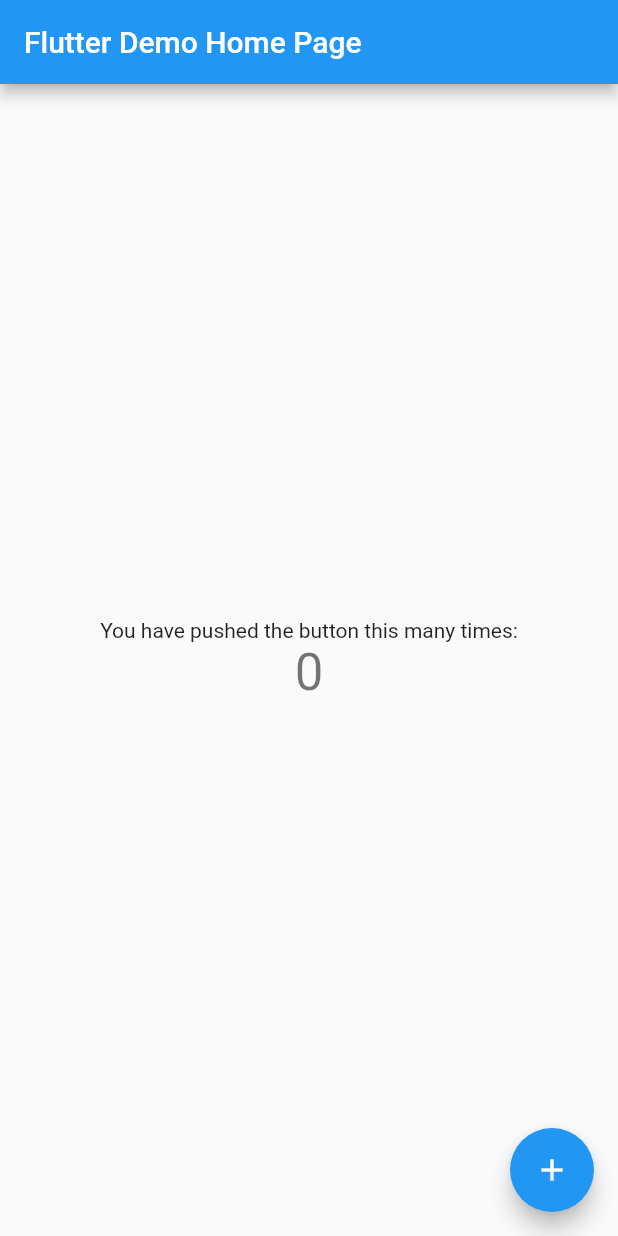
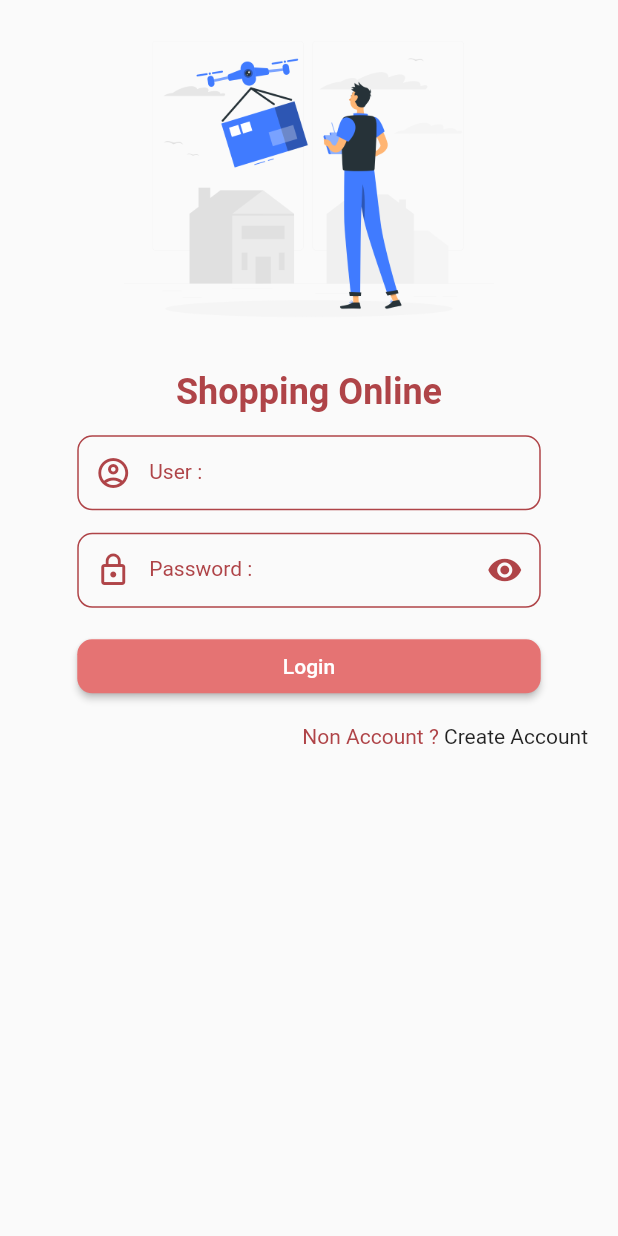
Before and after one commit to sabala1/shoppingOnline, a Flutter app: the screen it shows after launch, on a phone screen of 412 x 824 dp. Run offline on Flutter 3.47's test engine with Material 2 defaults, Android fonts, the light colour scheme and no system bars.

Commit message:
UI login

```diff
--- a/lib/main.dart
+++ b/lib/main.dart
@@ -1,115 +1,35 @@
 import 'package:flutter/material.dart';
+import 'package:shoppingonline/universes/constant.dart';
+import 'package:shoppingonline/pages/authen.dart';
+import 'package:shoppingonline/pages/buyer_ser.dart';
+import 'package:shoppingonline/pages/create_acc.dart';
+import 'package:shoppingonline/pages/rider_ser.dart';
+import 'package:shoppingonline/pages/seler_ser.dart';
 
-void main() {
-  runApp(const MyApp());
+
+final Map<String, WidgetBuilder> map = {
+  '/authen':(contex) => const Authen(),
+  '/createAccount':(context) => const CreateAccount(),
+  '/buyerService':(context) => const BuyerService(),
+  '/selerService':(context) => const SelerService(),
+  '/riderService':(context) => const RiderService(),
+};
+
+String? initalRoute;
+
+void main(){
+  initalRoute = Constant.routeAuthen;
+  runApp(MyApp());
 }
+class MyApp extends StatelessWidget {
+  const MyApp({ Key? key }) : super(key: key);
 
-class MyApp extends StatelessWidget {
-  const MyApp({Key? key}) : super(key: key);
-
-  // This widget is the root of your application.
   @override
   Widget build(BuildContext context) {
     return MaterialApp(
-      title: 'Flutter Demo',
-      theme: ThemeData(
-        // This is the theme of your application.
-        //
-        // Try running your application with "flutter run". You'll see the
-        // application has a blue toolbar. Then, without quitting the app, try
-        // changing the primarySwatch below to Colors.green and then invoke
-        // "hot reload" (press "r" in the console where you ran "flutter run",
-        // or simply save your changes to "hot reload" in a Flutter IDE).
-        // Notice that the counter didn't reset back to zero; the application
-        // is not restarted.
-        primarySwatch: Colors.blue,
-      ),
-      home: const MyHomePage(title: 'Flutter Demo Home Page'),
+      title: Constant.appName,
+      routes: map,
+      initialRoute: initalRoute,
     );
   }
 }
-
-class MyHomePage extends StatefulWidget {
-  const MyHomePage({Key? key, required this.title}) : super(key: key);
-
-  // This widget is the home page of your application. It is stateful, meaning
-  // that it has a State object (defined below) that contains fields that affect
-  // how it looks.
-
-  // This class is the configuration for the state. It holds the values (in this
-  // case the title) provided by the parent (in this case the App widget) and
-  // used by the build method of the State. Fields in a Widget subclass are
-  // always marked "final".
-
-  final String title;
-
-  @override
-  State<MyHomePage> createState() => _MyHomePageState();
-}
-
-class _MyHomePageState extends State<MyHomePage> {
-  int _counter = 0;
-
-  void _incrementCounter() {
-    setState(() {
-      // This call to setState tells the Flutter framework that something has
-      // changed in this State, which causes it to rerun the build method below
-      // so that the display can reflect the updated values. If we changed
-      // _counter without calling setState(), then the build method would not be
-      // called again, and so nothing would appear to happen.
-      _counter++;
-    });
-  }
-
-  @override
-  Widget build(BuildContext context) {
-    // This method is rerun every time setState is called, for instance as done
-    // by the _incrementCounter method above.
-    //
-    // The Flutter framework has been optimized to make rerunning build methods
-    // fast, so that you can just rebuild anything that needs updating rather
-    // than having to individually change instances of widgets.
-    return Scaffold(
-      appBar: AppBar(
-        // Here we take the value from the MyHomePage object that was created by
-        // the App.build method, and use it to set our appbar title.
-        title: Text(widget.title),
-      ),
-      body: Center(
-        // Center is a layout widget. It takes a single child and positions it
-        // in the middle of the parent.
-        child: Column(
-          // Column is also a layout widget. It takes a list of children and
-          // arranges them vertically. By default, it sizes itself to fit its
-          // children horizontally, and tries to be as tall as its parent.
-          //
-          // Invoke "debug painting" (press "p" in the console, choose the
-          // "Toggle Debug Paint" action from the Flutter Inspector in Android
-          // Studio, or the "Toggle Debug Paint" command in Visual Studio Code)
-          // to see the wireframe for each widget.
-          //
-          // Column has various properties to control how it sizes itself and
-          // how it positions its children. Here we use mainAxisAlignment to
-          // center the children vertically; the main axis here is the vertical
-          // axis because Columns are vertical (the cross axis would be
-          // horizontal).
-          mainAxisAlignment: MainAxisAlignment.center,
-          children: <Widget>[
-            const Text(
-              'You have pushed the button this many times:',
-            ),
-            Text(
-              '$_counter',
-              style: Theme.of(context).textTheme.headline4,
-            ),
-          ],
-        ),
-      ),
-      floatingActionButton: FloatingActionButton(
-        onPressed: _incrementCounter,
-        tooltip: 'Increment',
-        child: const Icon(Icons.add),
-      ), // This trailing comma makes auto-formatting nicer for build methods.
-    );
-  }
-}
--- /dev/null
+++ b/lib/pages/authen.dart
@@ -0,0 +1,178 @@
+import 'package:flutter/material.dart';
+import 'package:shoppingonline/universes/constant.dart';
+import 'package:shoppingonline/widgets/show_img.dart';
+import 'package:shoppingonline/widgets/show_title.dart';
+
+class Authen extends StatefulWidget {
+  const Authen({Key? key}) : super(key: key);
+
+  @override
+  State<Authen> createState() => _AuthenState();
+}
+
+class _AuthenState extends State<Authen> {
+  bool statusRedEye = true;
+
+  @override
+  Widget build(BuildContext context) {
+    double size = MediaQuery.of(context).size.width;
+    return Scaffold(
+      body: SafeArea(
+        child: GestureDetector(
+          onTap: () => FocusScope.of(context).requestFocus(
+            FocusNode(),
+          ),
+          behavior: HitTestBehavior.opaque,
+          child: ListView(
+            children: [
+              buildImage(size),
+              buildAppName(),
+              buildUser(size),
+              buildPassword(size),
+              buildLogin(size),
+              buildCreateAccount(),
+            ],
+          ),
+        ),
+      ),
+    );
+  }
+
+  Row buildCreateAccount() {
+    return Row(mainAxisAlignment: MainAxisAlignment.end,
+              children: [
+                ShowTitle(
+                  title: 'Non Account ? ',
+                  textStyle: Constant().t3Style(),
+                ),
+                Container(
+                  margin:  const EdgeInsets.only(right: 20),
+                  child: GestureDetector(
+                    onTap: () => Navigator.pushNamed(context, Constant.routeCreateAccount),
+                    child: const Text('Create Account'),
+                  ),
+                ),
+              ],
+            );
+  }
+
+  Row buildLogin(double size) {
+    return Row(
+      mainAxisAlignment: MainAxisAlignment.center,
+      children: [
+        Container(
+          margin: const EdgeInsets.symmetric(vertical: 15),
+          width: size * 0.75,
+          child: ElevatedButton(
+            style: Constant().b1Style(),
+            onPressed: () {},
+            child: const Text('Login'),
+          ),
+        ),
+      ],
+    );
+  }
+
+  Row buildUser(double size) {
+    return Row(
+      mainAxisAlignment: MainAxisAlignment.center,
+      children: [
+        Container(
+          margin: const EdgeInsets.only(top: 15),
+          width: size * 0.75,
+          height: 50,
+          child: TextFormField(
+            decoration: InputDecoration(
+              labelStyle: Constant().t3Style(),
+              labelText: 'User :',
+              prefixIcon: Icon(
+                Icons.account_circle_outlined,
+                color: Constant.dark,
+              ),
+              enabledBorder: OutlineInputBorder(
+                borderSide: BorderSide(color: Constant.dark),
+                borderRadius: BorderRadius.circular(10),
+              ),
+              focusedBorder: OutlineInputBorder(
+                borderSide: BorderSide(color: Constant.light),
+                borderRadius: BorderRadius.circular(10),
+              ),
+            ),
+          ),
+        ),
+      ],
+    );
+  }
+
+  Row buildPassword(double size) {
+    return Row(
+      mainAxisAlignment: MainAxisAlignment.center,
+      children: [
+        Container(
+          margin: const EdgeInsets.only(top: 15),
+          width: size * 0.75,
+          height: 50,
+          child: TextFormField(
+            obscureText: statusRedEye,
+            decoration: InputDecoration(
+              suffixIcon: IconButton(
+                onPressed: () {
+                  setState(() {
+                    statusRedEye = !statusRedEye;
+                  });
+                },
+                icon: statusRedEye
+                    ? Icon(
+                        Icons.remove_red_eye,
+                        color: Constant.dark,
+                      )
+                    : Icon(
+                        Icons.remove_red_eye_outlined,
+                        color: Constant.dark,
+                      ),
+              ),
+              labelStyle: Constant().t3Style(),
+              labelText: 'Password :',
+              prefixIcon: Icon(
+                Icons.lock_outline,
+                color: Constant.dark,
+              ),
+              enabledBorder: OutlineInputBorder(
+                borderSide: BorderSide(color: Constant.dark),
+                borderRadius: BorderRadius.circular(10),
+              ),
+              focusedBorder: OutlineInputBorder(
+                borderSide: BorderSide(color: Constant.light),
+                borderRadius: BorderRadius.circular(10),
+              ),
+            ),
+          ),
+        ),
+      ],
+    );
+  }
+
+  Row buildAppName() {
+    return Row(
+      mainAxisAlignment: MainAxisAlignment.center,
+      children: [
+        ShowTitle(
+          title: Constant.appName,
+          textStyle: Constant().t1Style(),
+        ),
+      ],
+    );
+  }
+
+  Row buildImage(double size) {
+    return Row(
+      mainAxisAlignment: MainAxisAlignment.center,
+      children: [
+        Container(
+          width: size * 0.6,
+          child: ShowImage(pathImage: Constant.image1),
+        ),
+      ],
+    );
+  }
+}
--- /dev/null
+++ b/lib/pages/buyer_ser.dart
@@ -0,0 +1,17 @@
+import 'package:flutter/material.dart';
+
+class BuyerService extends StatefulWidget {
+  const BuyerService({ Key? key }) : super(key: key);
+
+  @override
+  State<BuyerService> createState() => _BuyerServiceState();
+}
+
+class _BuyerServiceState extends State<BuyerService> {
+  @override
+  Widget build(BuildContext context) {
+    return Scaffold(
+
+    );
+  }
+}
--- /dev/null
+++ b/lib/pages/create_acc.dart
@@ -0,0 +1,17 @@
+import 'package:flutter/material.dart';
+
+class CreateAccount extends StatefulWidget {
+  const CreateAccount({ Key? key }) : super(key: key);
+
+  @override
+  State<CreateAccount> createState() => _CreateAccountState();
+}
+
+class _CreateAccountState extends State<CreateAccount> {
+  @override
+  Widget build(BuildContext context) {
+    return Scaffold(
+
+    );
+  }
+}
--- /dev/null
+++ b/lib/pages/rider_ser.dart
@@ -0,0 +1,17 @@
+import 'package:flutter/material.dart';
+
+class RiderService extends StatefulWidget {
+  const RiderService({ Key? key }) : super(key: key);
+
+  @override
+  State<RiderService> createState() => _RiderServiceState();
+}
+
+class _RiderServiceState extends State<RiderService> {
+  @override
+  Widget build(BuildContext context) {
+    return Scaffold(
+
+    );
+  }
+}
--- /dev/null
+++ b/lib/pages/seler_ser.dart
@@ -0,0 +1,17 @@
+import 'package:flutter/material.dart';
+
+class SelerService extends StatefulWidget {
+  const SelerService({ Key? key }) : super(key: key);
+
+  @override
+  State<SelerService> createState() => _SelerServiceState();
+}
+
+class _SelerServiceState extends State<SelerService> {
+  @override
+  Widget build(BuildContext context) {
+    return Scaffold(
+
+    );
+  }
+}
--- /dev/null
+++ b/lib/universes/constant.dart
@@ -0,0 +1,45 @@
+import 'package:flutter/material.dart';
+
+class Constant {
+  //General
+  static String appName = 'Shopping Online';
+
+  //Route
+  static String routeAuthen = '/authen';
+  static String routeCreateAccount = '/createAccount';
+  static String routeBuyerService = '/buyerService';
+  static String routeSelerervice = '/selerService';
+  static String routeRiderService = '/riderService';
+
+  //Image
+  static String image1 = 'images/Delivery1.png';
+
+  //Color
+  static Color primary = const Color(0xffe57373);
+  static Color dark = const Color(0xffaf4448);
+  static Color light = const Color(0xffffa4a2);
+
+  //Style
+  TextStyle t1Style() => TextStyle(
+    fontSize: 24,
+    color: dark,
+    fontWeight: FontWeight.bold
+  );
+  TextStyle t2Style() => TextStyle(
+    fontSize: 18,
+    color: dark,
+    fontWeight: FontWeight.w700,
+  );
+  TextStyle t3Style() => TextStyle(
+    fontSize: 14,
+    color: dark,
+    fontWeight: FontWeight.normal
+  );
+
+  ButtonStyle b1Style () => ElevatedButton.styleFrom(
+    primary: Constant.primary,
+      shape: RoundedRectangleBorder(
+        borderRadius: BorderRadius.circular(10),
+      ),
+    );
+}
--- /dev/null
+++ b/lib/widgets/show_img.dart
@@ -0,0 +1,13 @@
+import 'package:flutter/material.dart';
+
+class ShowImage extends StatelessWidget {
+  final String pathImage;
+  const ShowImage({ Key? key, required this.pathImage }) : super(key: key);
+
+  @override
+  Widget build(BuildContext context) {
+    return Image.asset(pathImage);
+
+
+  }
+}
--- /dev/null
+++ b/lib/widgets/show_title.dart
@@ -0,0 +1,17 @@
+import 'package:flutter/material.dart';
+
+class ShowTitle extends StatelessWidget {
+  final String title;
+  final TextStyle textStyle;
+  const ShowTitle({ Key? key,
+  required this.title,
+  required this.textStyle }) : super(key: key);
+
+  @override
+  Widget build(BuildContext context) {
+    return Text(
+      title,
+      style: textStyle
+    );
+  }
+}
--- a/pubspec.yaml
+++ b/pubspec.yaml
@@ -58,8 +58,8 @@
   uses-material-design: true
 
   # To add assets to your application, add an assets section, like this:
-  # assets:
-  #   - images/a_dot_burr.jpeg
+  assets:
+    - images/
   #   - images/a_dot_ham.jpeg
 
   # An image asset can refer to one or more resolution-specific "variants", see
```
Also changed, not shown: images/Delivery1.png (added).
